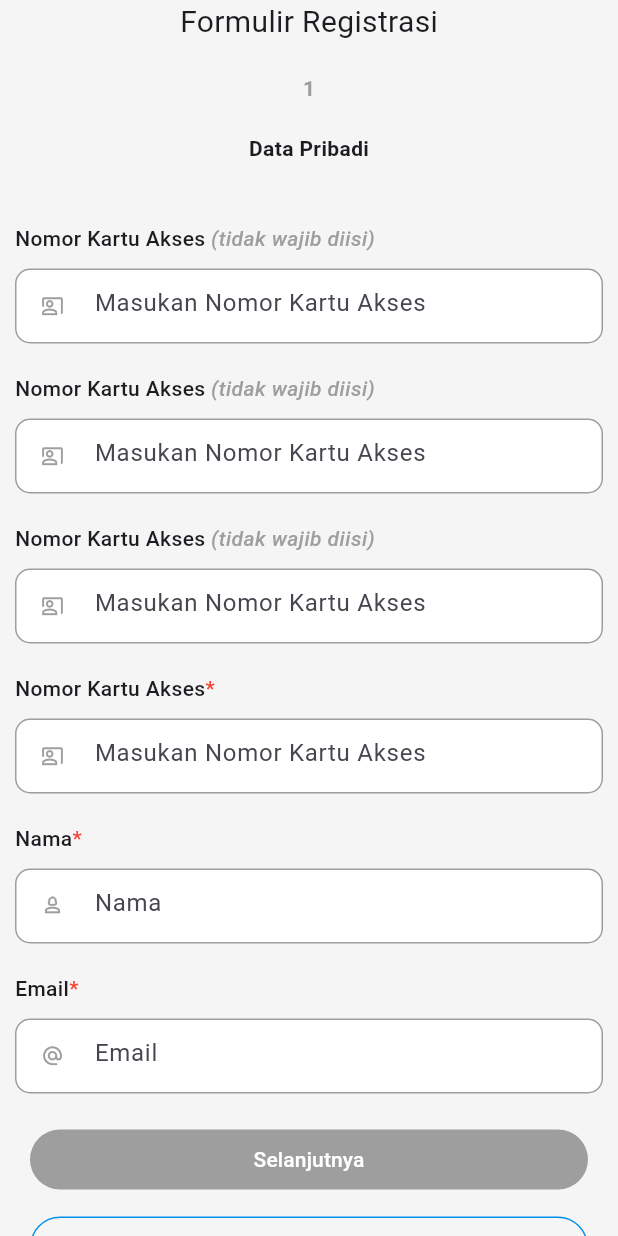
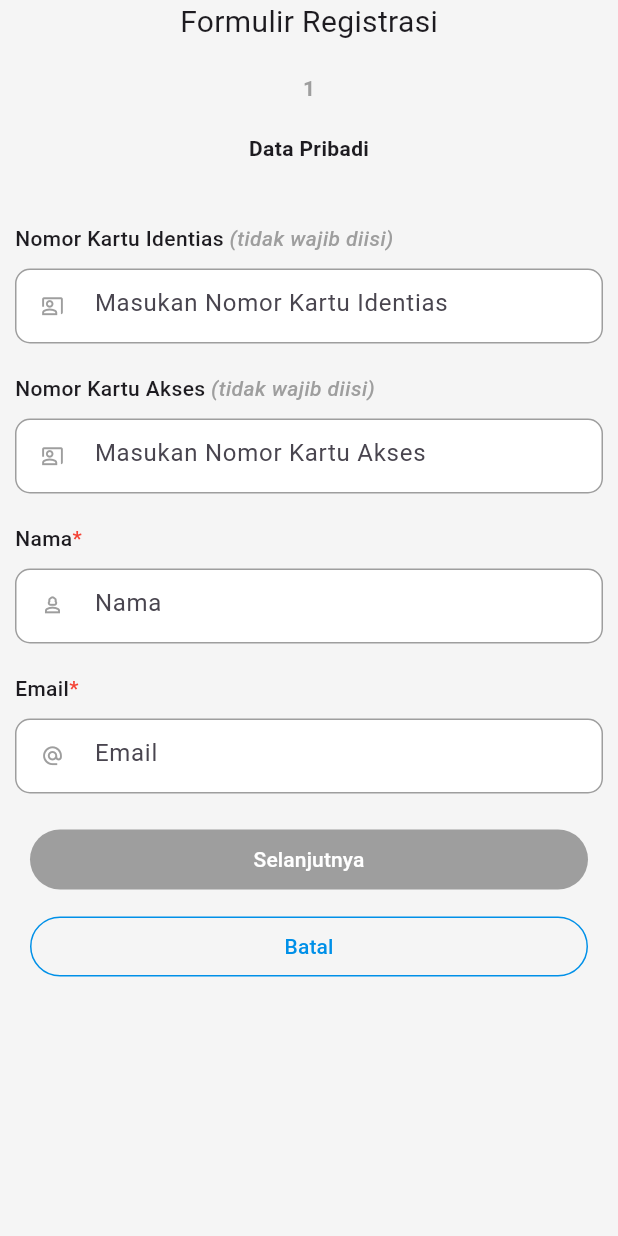
Before and after one commit to handikaa/my-caliana-operator, a Flutter app: the RegistrasiView screen opened by its route, on a phone screen of 412 x 824 dp. Run offline on Flutter 3.47's test engine with Material 3 defaults, Android fonts, the phone set to English and light mode, and no system bars; our stand-ins replace animated_bottom_navigation_bar, auto_size_text, flutter_speed_dial, get; network calls fail.

Commit message:
cloning finish

```diff
--- a/lib/app/modules/home/views/home_view.dart
+++ b/lib/app/modules/home/views/home_view.dart
@@ -26,6 +26,7 @@ class HomeView extends GetView<HomeController> {
                 verticalSpace(20),
                 searchView(searcController: controller.searchC),
                 verticalSpace(20),
+                verticalSpace(10),
                 Obx(
                   () => fiturView(
                     pagecontroller: controller.pageController,
--- a/lib/app/modules/registrasi/data/form_data.dart
+++ b/lib/app/modules/registrasi/data/form_data.dart
@@ -3,8 +3,8 @@ import 'package:flutter/material.dart';
 List formData = [
   {
     'icon': Icons.co_present_outlined,
-    'hintText': 'Masukan Nomor Kartu Akses',
-    'title': 'Nomor Kartu Akses',
+    'hintText': 'Masukan Nomor Kartu Identias',
+    'title': 'Nomor Kartu Identias',
     'isRequired': false,
   },
   {
@@ -12,18 +12,6 @@ List formData = [
     'hintText': 'Masukan Nomor Kartu Akses',
     'title': 'Nomor Kartu Akses',
     'isRequired': false,
-  },
-  {
-    'icon': Icons.co_present_outlined,
-    'hintText': 'Masukan Nomor Kartu Akses',
-    'title': 'Nomor Kartu Akses',
-    'isRequired': false,
-  },
-  {
-    'icon': Icons.co_present_outlined,
-    'hintText': 'Masukan Nomor Kartu Akses',
-    'title': 'Nomor Kartu Akses',
-    'isRequired': true,
   },
   {
     'icon': Icons.person_3_outlined,
```
